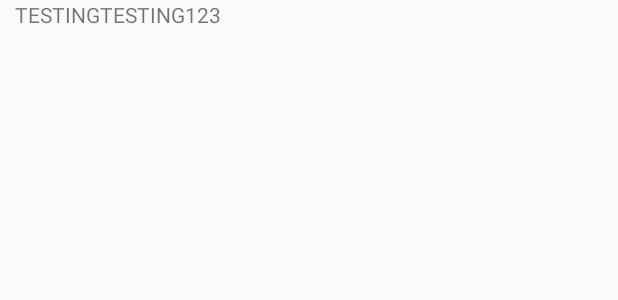
After one commit to Radvendii/PacList-Android, an Android app: the layout activity_list.xml on its own in the app's theme, with its tools: preview values and no code run, on a phone screen of 412 x 824 dp. The commit adds this screen. Shown: the top 300 px of the screen. Run offline under Robolectric (Android 15) with nearby library versions, the phone set to English and light mode, and no system bars.

Commit message:
second view for the list

```diff
--- a/app/src/main/AndroidManifest.xml
+++ b/app/src/main/AndroidManifest.xml
@@ -16,6 +16,7 @@
                 <category android:name="android.intent.category.LAUNCHER" />
             </intent-filter>
         </activity>
+        <activity android:name=".ListActivity" />
     </application>
 
 </manifest>
--- /dev/null
+++ b/app/src/main/res/layout/activity_list.xml
@@ -0,0 +1,24 @@
+<?xml version="1.0" encoding="utf-8"?>
+<RelativeLayout xmlns:android="http://schemas.android.com/apk/res/android"
+  xmlns:app="http://schemas.android.com/apk/res-auto"
+  xmlns:tools="http://schemas.android.com/tools"
+  android:layout_width="match_parent"
+  android:layout_height="match_parent"
+  android:paddingLeft="10dp"
+  android:paddingRight="10dp"
+  android:orientation="vertical"
+  tools:context=".ListActivity">
+
+  <TextView
+    android:id="@+id/test_view"
+    android:layout_width="match_parent"
+    android:layout_height="wrap_content"
+    android:text="TESTINGTESTING123" />
+
+  <ListView
+    android:id="@+id/action_list"
+    android:layout_width="match_parent"
+    android:layout_height="match_parent"
+    />
+
+</RelativeLayout>
```
Also changed, not shown: app/src/main/java/me/bar_yam/taeer/paclist/ListActivity.java (added, +18 -0 lines), app/src/main/java/me/bar_yam/taeer/paclist/MainActivity.java (+4 -3 lines), app/src/main/res/layout/activity_main.xml (+5 -5 lines).
